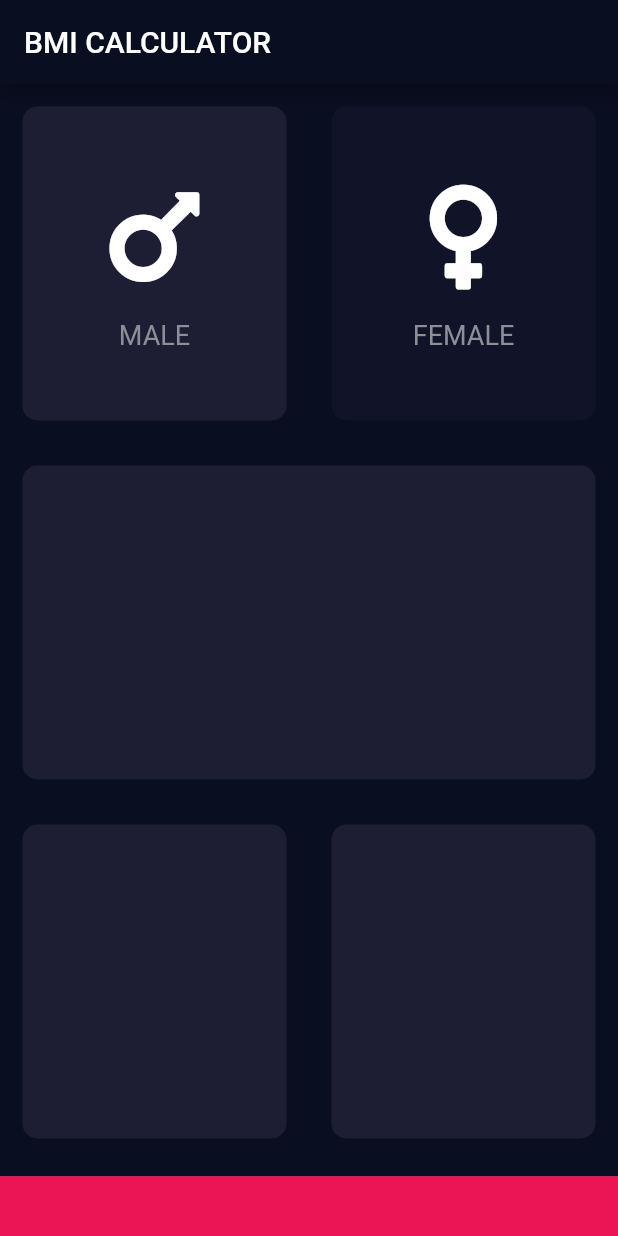
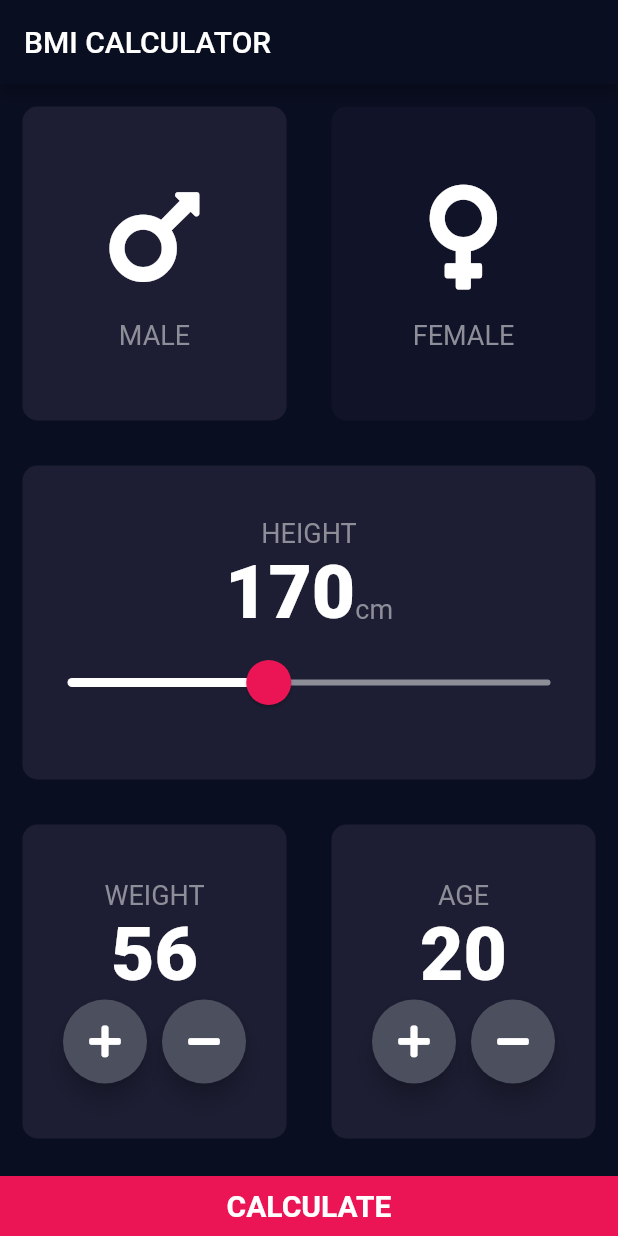
Before and after one commit to KPSSandaruwan/bmi-calculator-flutter, a Flutter app: the screen it shows after launch, after a tap on "MALE", on a phone screen of 412 x 824 dp. Run offline on Flutter 3.47's test engine with Material 2 defaults, Android fonts, the phone set to English and light mode, and no system bars; our stand-ins replace font_awesome_flutter.

```diff
--- /dev/null
+++ b/lib/calculator_brain.dart
@@ -0,0 +1,36 @@
+import 'dart:math';
+
+class CalculatorBrain {
+
+  final int height;
+  final int weight;
+
+  double? _bmi;
+
+  CalculatorBrain({required this.height, required this.weight});
+
+  String calculateBMI() {
+    _bmi = weight / pow((height / 100), 2);
+    return _bmi!.toStringAsFixed(1);
+  }
+
+  String getResult() {
+    if (_bmi! >= 25) {
+      return 'Overweight';
+    } else if (_bmi! > 18.5) {
+      return 'Normal';
+    } else {
+      return 'Underweight';
+    }
+  }
+
+  String getInterpretation() {
+    if (_bmi! >= 25) {
+      return 'You have a higher than normal body weight. Try to exercise more.';
+    } else if (_bmi! >= 18.5) {
+      return 'You have a normal body weight. Good job!';
+    } else {
+      return 'You have a lower than normal body weight. You can eat a bit more.';
+    }
+  }
+}
--- /dev/null
+++ b/lib/components/bottom_button.dart
@@ -0,0 +1,29 @@
+import 'package:flutter/material.dart';
+import 'package:bmi_calculator/constants.dart';
+
+
+class BottomButton extends StatelessWidget {
+  final String bottomTitle;
+  final VoidCallback onTap;
+
+  BottomButton({required this.bottomTitle, required this.onTap});
+
+  @override
+  Widget build(BuildContext context) {
+    return GestureDetector(
+      onTap: onTap,
+      child: Container(
+        child: Center(
+          child: Text(
+            bottomTitle,
+            style: kLageButtonCal,
+          ),
+        ),
+        color: bottomContainerColor,
+        margin: EdgeInsets.only(top: 10.0),
+        width: double.infinity,
+        height: 40.0,
+      ),
+    );
+  }
+}
--- /dev/null
+++ b/lib/components/round_icon_button.dart
@@ -0,0 +1,23 @@
+import 'package:flutter/material.dart';
+
+class RoundIconButton extends StatelessWidget {
+  final IconData icon;
+  final VoidCallback onPressed;
+
+  RoundIconButton({required this.icon, required this.onPressed});
+
+  @override
+  Widget build(BuildContext context) {
+    return RawMaterialButton(
+      onPressed: onPressed,
+      child: Icon(icon),
+      elevation: 6.0,
+      constraints: BoxConstraints.tightFor(
+        width: 56.0,
+        height: 56.0,
+      ),
+      shape: CircleBorder(),
+      fillColor: Color(0xFF4C4F5E),
+    );
+  }
+}
--- /dev/null
+++ b/lib/constants.dart
@@ -0,0 +1,41 @@
+import 'package:flutter/material.dart';
+
+const kActiveCardColor = Color(0xFF1D1E33);
+const kInactiveCardColor = Color(0xFF111328);
+const bottomContainerColor = Color(0xFFEB1555);
+
+
+const kResultTextStyle = TextStyle(
+  color: Color(0xFF24D876),
+  fontSize: 25.0,
+  fontWeight: FontWeight.bold,
+);
+
+const kTitleTextStyle = TextStyle(
+  fontSize: 50.0,
+  fontWeight: FontWeight.bold,
+);
+
+const kLabelTextStyle = TextStyle(
+  fontSize: 18.0,
+  color: Color(0xff8D8E98),
+);
+
+const kBMITextStyle = TextStyle(
+  fontSize: 100.0,
+  fontWeight: FontWeight.bold
+);
+
+const kBMIAdviceTextStyle = TextStyle(
+  fontSize: 20.0
+);
+
+const kNumberTextStyle = TextStyle(
+  fontSize: 50.0,
+  fontWeight: FontWeight.w900,
+);
+
+const kLageButtonCal = TextStyle(
+  fontWeight: FontWeight.bold,
+  fontSize: 20.0,
+);
--- a/lib/input_page.dart
+++ /dev/null
@@ -1,115 +0,0 @@
-import 'package:flutter/material.dart';
-import 'package:font_awesome_flutter/font_awesome_flutter.dart';
-import 'icon_content.dart';
-import 'reusable_card.dart';
-
-const activeCardColor = Color(0xFF1D1E33);
-const inactiveCardColor = Color(0xFF111328);
-const bottomContainerColor = Color(0xFFEB1555);
-
-class InputPage extends StatefulWidget {
-  @override
-  _InputPageState createState() => _InputPageState();
-}
-
-class _InputPageState extends State<InputPage> {
-  Color maleCardColor = inactiveCardColor;
-  Color femaleCardColor = inactiveCardColor;
-
-  // male = 1 & female = 0
-  void updateColor(int gender) {
-    if (gender == 1) {
-      if (maleCardColor == inactiveCardColor) {
-        maleCardColor = activeCardColor;
-        femaleCardColor = inactiveCardColor;
-      } else {
-        maleCardColor = inactiveCardColor;
-      }
-    } else if (gender == 0) {
-      if (femaleCardColor == inactiveCardColor) {
-        femaleCardColor = activeCardColor;
-        maleCardColor = inactiveCardColor;
-      } else {
-        femaleCardColor = inactiveCardColor;
-      }
-    }
-  }
-
-  @override
-  Widget build(BuildContext context) {
-    return Scaffold(
-      appBar: AppBar(
-        title: Text('BMI CALCULATOR'),
-      ),
-      body: Column(
-        children: <Widget>[
-          Expanded(
-            child: Row(
-              children: <Widget>[
-                Expanded(
-                  child: GestureDetector(
-                    onTap: () {
-                      setState(() {
-                        updateColor(1);
-                      });
-                    },
-                    child: ReusableCard(
-                      bColor: maleCardColor,
-                      cardChild: IconContent(
-                        icon: FontAwesomeIcons.mars,
-                        genderLabel: 'MALE',
-                      ),
-                    ),
-                  ),
-                ),
-                Expanded(
-                  child: GestureDetector(
-                    onTap: () {
-                      setState(() {
-                        updateColor(0);
-                      });
-                    },
-                    child: ReusableCard(
-                      bColor: femaleCardColor,
-                      cardChild: IconContent(
-                        icon: FontAwesomeIcons.venus,
-                        genderLabel: 'FEMALE',
-                      ),
-                    ),
-                  ),
-                ),
-              ],
-            ),
-          ),
-          Expanded(
-            child: ReusableCard(
-              bColor: activeCardColor,
-            ),
-          ),
-          Expanded(
-            child: Row(
-              children: <Widget>[
-                Expanded(
-                  child: ReusableCard(
-                    bColor: activeCardColor,
-                  ),
-                ),
-                Expanded(
-                  child: ReusableCard(
-                    bColor: activeCardColor,
-                  ),
-                ),
-              ],
-            ),
-          ),
-          Container(
-            color: bottomContainerColor,
-            margin: EdgeInsets.only(top: 10.0),
-            width: double.infinity,
-            height: 40.0,
-          )
-        ],
-      ),
-    );
-  }
-}
--- a/lib/main.dart
+++ b/lib/main.dart
@@ -1,5 +1,5 @@
 import 'package:flutter/material.dart';
-import 'input_page.dart';
+import 'screens/input_page.dart';
 
 void main() => runApp(BMICalculator());
 
--- /dev/null
+++ b/lib/screens/input_page.dart
@@ -0,0 +1,243 @@
+import 'package:flutter/material.dart';
+import 'package:font_awesome_flutter/font_awesome_flutter.dart';
+import 'package:bmi_calculator/components/icon_content.dart';
+import 'package:bmi_calculator/components/reusable_card.dart';
+import 'package:bmi_calculator/components/round_icon_button.dart';
+import 'package:bmi_calculator/screens/result_page.dart';
+import 'package:bmi_calculator/constants.dart';
+import 'package:bmi_calculator/components/bottom_button.dart';
+import 'package:bmi_calculator/calculator_brain.dart';
+
+enum Gender {
+  male,
+  female,
+}
+
+class InputPage extends StatefulWidget {
+  @override
+  _InputPageState createState() => _InputPageState();
+}
+
+class _InputPageState extends State<InputPage> {
+  Gender selectedGender = Gender.male;
+  int height = 170;
+  int weight = 55;
+  int age = 20;
+
+  @override
+  Widget build(BuildContext context) {
+    return Scaffold(
+      appBar: AppBar(
+        title: Text('BMI CALCULATOR'),
+      ),
+      body: Column(
+        crossAxisAlignment: CrossAxisAlignment.stretch,
+        children: <Widget>[
+          Expanded(
+            child: Row(
+              children: <Widget>[
+                Expanded(
+                  child: GestureDetector(
+                    onTap: () {
+                      setState(() {
+                        selectedGender = Gender.male;
+                      });
+                    },
+                    child: ReusableCard(
+                      bColor: selectedGender == Gender.male
+                          ? kActiveCardColor
+                          : kInactiveCardColor,
+                      cardChild: IconContent(
+                        icon: FontAwesomeIcons.mars,
+                        genderLabel: 'MALE',
+                      ),
+                    ),
+                  ),
+                ),
+                Expanded(
+                  child: GestureDetector(
+                    onTap: () {
+                      setState(() {
+                        selectedGender = Gender.female;
+                      });
+                    },
+                    child: ReusableCard(
+                      bColor: selectedGender == Gender.female
+                          ? kActiveCardColor
+                          : kInactiveCardColor,
+                      cardChild: IconContent(
+                        icon: FontAwesomeIcons.venus,
+                        genderLabel: 'FEMALE',
+                      ),
+                    ),
+                  ),
+                ),
+              ],
+            ),
+          ),
+          Expanded(
+            child: ReusableCard(
+              bColor: kActiveCardColor,
+              cardChild: Column(
+                mainAxisAlignment: MainAxisAlignment.center,
+                children: <Widget>[
+                  Text(
+                    'HEIGHT',
+                    style: kLabelTextStyle,
+                  ),
+                  Row(
+                    mainAxisAlignment: MainAxisAlignment.center,
+                    crossAxisAlignment: CrossAxisAlignment.baseline,
+                    textBaseline: TextBaseline.alphabetic,
+                    children: <Widget>[
+                      Text(
+                        height.toString(),
+                        style: kNumberTextStyle,
+                      ),
+                      Text(
+                        'cm',
+                        style: kLabelTextStyle,
+                      )
+                    ],
+                  ),
+                  SliderTheme(
+                    //Customizing the original theme of the slider
+                    data: SliderTheme.of(context).copyWith(
+                      activeTrackColor: Colors.white,
+                      inactiveTrackColor: Color(0xFF8D8E98),
+                      overlayColor: Color(0x29EB1555),
+                      thumbColor: Color(0xFFEB1555),
+                      thumbShape:
+                          RoundSliderThumbShape(enabledThumbRadius: 15.0),
+                      overlayShape:
+                          RoundSliderOverlayShape(overlayRadius: 30.0),
+                    ),
+                    child: Slider(
+                      value: height.toDouble(),
+                      min: 120.0,
+                      max: 240.0,
+                      onChanged: (double newValue) {
+                        setState(() {
+                          height = newValue.round();
+                        });
+                        print(newValue);
+                      },
+                    ),
+                  ),
+                ],
+              ),
+            ),
+          ),
+          Expanded(
+            child: Row(
+              children: <Widget>[
+                Expanded(
+                  child: ReusableCard(
+                    bColor: kActiveCardColor,
+                    cardChild: Column(
+                      mainAxisAlignment: MainAxisAlignment.center,
+                      children: [
+                        Text(
+                          'WEIGHT',
+                          style: kLabelTextStyle,
+                        ),
+                        Text(
+                          weight.toString(),
+                          style: kNumberTextStyle,
+                        ),
+                        Row(
+                          mainAxisAlignment: MainAxisAlignment.center,
+                          children: [
+                            RoundIconButton(
+                              icon: FontAwesomeIcons.plus,
+                              onPressed: () {
+                                setState(() {
+                                  weight++;
+                                });
+                              },
+                            ),
+                            SizedBox(
+                              width: 10.0,
+                            ),
+                            RoundIconButton(
+                              icon: FontAwesomeIcons.minus,
+                              onPressed: () {
+                                setState(() {
+                                  weight--;
+                                });
+                              },
+                            ),
+                          ],
+                        ),
+                      ],
+                    ),
+                  ),
+                ),
+                Expanded(
+                  child: ReusableCard(
+                    bColor: kActiveCardColor,
+                    cardChild: Column(
+                      mainAxisAlignment: MainAxisAlignment.center,
+                      children: [
+                        Text(
+                          'AGE',
+                          style: kLabelTextStyle,
+                        ),
+                        Text(
+                          age.toString(),
+                          style: kNumberTextStyle,
+                        ),
+                        Row(
+                          mainAxisAlignment: MainAxisAlignment.center,
+                          children: [
+                            RoundIconButton(
+                              icon: FontAwesomeIcons.plus,
+                              onPressed: () {
+                                setState(() {
+                                  age++;
+                                });
+                              },
+                            ),
+                            SizedBox(
+                              width: 10.0,
+                            ),
+                            RoundIconButton(
+                              icon: FontAwesomeIcons.minus,
+                              onPressed: () {
+                                setState(() {
+                                  age--;
+                                });
+                              },
+                            ),
+                          ],
+                        ),
+                      ],
+                    ),
+                  ),
+                ),
+              ],
+            ),
+          ),
+          BottomButton(
+            bottomTitle: 'CALCULATE',
+            onTap: () {
+
+              CalculatorBrain calc = CalculatorBrain(height: (height), weight: weight);
+
+              Navigator.push(
+                context,
+                MaterialPageRoute(
+                  builder: (context) => ResultsPage(
+                    bmiResult: calc.calculateBMI(),
+                    resultText: calc.getResult(),
+                    interpretation: calc.getInterpretation(),
+                  ),
+                ),
+              );
+            },
+          )
+        ],
+      ),
+    );
+  }
+}
```
Also changed, not shown: lib/screens/result_page.dart (added, +67 -0 lines), lib/components/icon_content.dart (renamed from lib/icon_content.dart), lib/components/reusable_card.dart (renamed from lib/reusable_card.dart).
